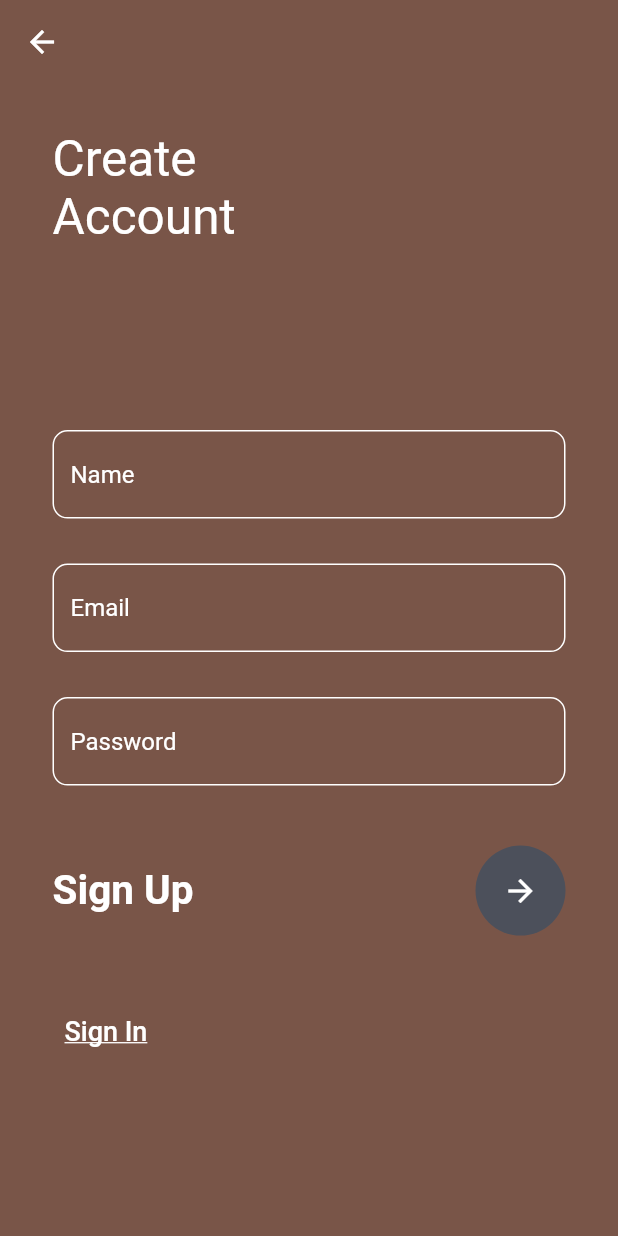
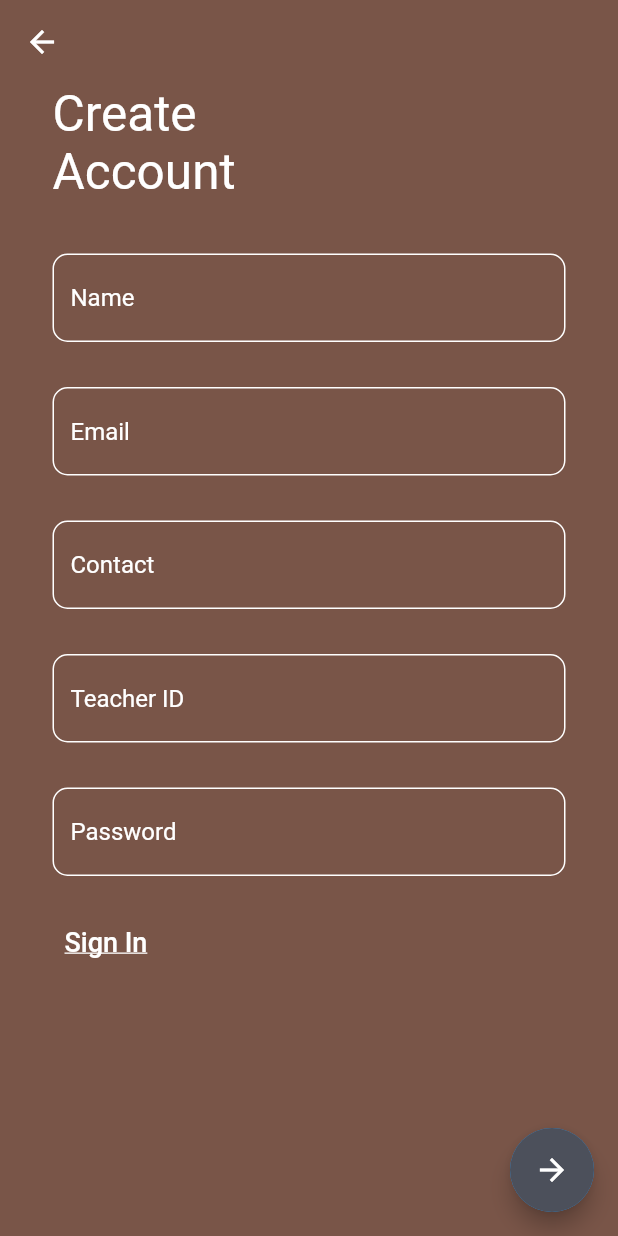
Before and after one commit to SmartShala/SmartShala_frontend-Flutter-, a Flutter app: the RegisterView screen opened by its route, on a phone screen of 412 x 824 dp. Run offline on Flutter 3.47's test engine with Material 2 defaults, Android fonts, the phone set to English and light mode, and no system bars; our stand-ins replace animated_splash_screen, camera, image_picker.

Commit message:
chore: clean up unnecessary widgets and nesting feat: add text controllers fix: api funcs work with json not models

```diff
--- a/lib/Views/addtest.dart
+++ b/lib/Views/addtest.dart
@@ -156,7 +156,7 @@ class _TestDetailsState extends State<TestDetails> {
                                   desc: desc.text,
                                   year: year!,
                                   sec: section!,
-                                  topic: topic.text),
+                                  topic: topic.text).toJson(),
                               apiUrl: 'http://parikshana.live/');
 
                           Navigator.of(context).push(MaterialPageRoute(
--- a/lib/Views/login.dart
+++ b/lib/Views/login.dart
@@ -8,13 +8,15 @@ class LoginView extends StatefulWidget {
 }
 
 class _LoginViewState extends State<LoginView> {
+  final _emailCtrl = TextEditingController();
+  final _passCtrl  = TextEditingController();
+
   @override
   Widget build(BuildContext context) {
     return Scaffold(
       backgroundColor: Colors.blueAccent,
       body: Stack(
         children: [
-          Container(),
           Container(
             padding: const EdgeInsets.only(left: 35, top: 130),
             child: const Text(
@@ -34,6 +36,7 @@ class _LoginViewState extends State<LoginView> {
                     child: Column(
                       children: [
                         TextField(
+                          controller: _emailCtrl,
                           style: const TextStyle(color: Colors.black),
                           autocorrect: false,
                           decoration: InputDecoration(
@@ -48,7 +51,7 @@ class _LoginViewState extends State<LoginView> {
                           height: 30,
                         ),
                         TextField(
-                          style: const TextStyle(),
+                          controller: _passCtrl,
                           autocorrect: false,
                           obscureText: true,
                           decoration: InputDecoration(
@@ -95,7 +98,6 @@ class _LoginViewState extends State<LoginView> {
                               onPressed: () {
                                 Navigator.pushNamed(context, '/register/');
                               },
-                              style: const ButtonStyle(),
                               child: const Text(
                                 'Don\'t have an account? Sign Up',
                                 textAlign: TextAlign.left,
@@ -109,7 +111,7 @@ class _LoginViewState extends State<LoginView> {
                         )
                       ],
                     ),
-                  )
+                  ),
                 ],
               ),
             ),
--- a/lib/Views/register.dart
+++ b/lib/Views/register.dart
@@ -16,26 +16,31 @@ class _RegisterViewState extends State<RegisterView> {
         backgroundColor: Colors.transparent,
         elevation: 0,
       ),
-      body: Stack(
+      floatingActionButton: FloatingActionButton(
+          onPressed: () {},
+          child: CircleAvatar(
+            radius: 30,
+            backgroundColor: const Color(0xff4c505b),
+            child: IconButton(
+                color: Colors.white,
+                onPressed: () {},
+                icon: const Icon(
+                  Icons.arrow_forward,
+                )),
+          )),
+      body: SingleChildScrollView(
+        child: Container(
+          margin: const EdgeInsets.only(left: 35, right: 35),
+          child: Column(
+            crossAxisAlignment: CrossAxisAlignment.start,
             children: [
-          Container(
-            padding: const EdgeInsets.only(left: 35, top: 30),
-            child: const Text(
+              const Text(
                 'Create\nAccount',
                 style: TextStyle(color: Colors.white, fontSize: 33),
               ),
+              const SizedBox(
+                height: 35,
               ),
-          SingleChildScrollView(
-            child: Container(
-              padding: EdgeInsets.only(
-                  top: MediaQuery.of(context).size.height * 0.28),
-              child: Column(
-                crossAxisAlignment: CrossAxisAlignment.start,
-                children: [
-                  Container(
-                    margin: const EdgeInsets.only(left: 35, right: 35),
-                    child: Column(
-                      children: [
               TextField(
                 style: const TextStyle(color: Colors.white),
                 decoration: InputDecoration(
@@ -63,6 +68,7 @@ class _RegisterViewState extends State<RegisterView> {
               TextField(
                 style: const TextStyle(color: Colors.white),
                 autocorrect: false,
+                keyboardType: TextInputType.emailAddress,
                 decoration: InputDecoration(
                     enabledBorder: OutlineInputBorder(
                       borderRadius: BorderRadius.circular(10),
@@ -77,6 +83,55 @@ class _RegisterViewState extends State<RegisterView> {
                       ),
                     ),
                     hintText: "Email",
+                    hintStyle: const TextStyle(color: Colors.white),
+                    border: OutlineInputBorder(
+                      borderRadius: BorderRadius.circular(10),
+                    )),
+              ),
+              const SizedBox(
+                height: 30,
+              ),
+              TextField(
+                style: const TextStyle(color: Colors.white),
+                keyboardType: TextInputType.number,
+                decoration: InputDecoration(
+                    enabledBorder: OutlineInputBorder(
+                      borderRadius: BorderRadius.circular(10),
+                      borderSide: const BorderSide(
+                        color: Colors.white,
+                      ),
+                    ),
+                    focusedBorder: OutlineInputBorder(
+                      borderRadius: BorderRadius.circular(10),
+                      borderSide: const BorderSide(
+                        color: Colors.black,
+                      ),
+                    ),
+                    hintText: "Contact",
+                    hintStyle: const TextStyle(color: Colors.white),
+                    border: OutlineInputBorder(
+                      borderRadius: BorderRadius.circular(10),
+                    )),
+              ),
+              const SizedBox(
+                height: 30,
+              ),
+              TextField(
+                style: const TextStyle(color: Colors.white),
+                decoration: InputDecoration(
+                    enabledBorder: OutlineInputBorder(
+                      borderRadius: BorderRadius.circular(10),
+                      borderSide: const BorderSide(
+                        color: Colors.white,
+                      ),
+                    ),
+                    focusedBorder: OutlineInputBorder(
+                      borderRadius: BorderRadius.circular(10),
+                      borderSide: const BorderSide(
+                        color: Colors.black,
+                      ),
+                    ),
+                    hintText: "Teacher ID",
                     hintStyle: const TextStyle(color: Colors.white),
                     border: OutlineInputBorder(
                       borderRadius: BorderRadius.circular(10),
@@ -106,42 +161,16 @@ class _RegisterViewState extends State<RegisterView> {
                   hintStyle: const TextStyle(color: Colors.white),
                   border: OutlineInputBorder(
                     borderRadius: BorderRadius.circular(10),
-                              )),
+                  ),
+                ),
               ),
               const SizedBox(
-                          height: 40,
+                height: 20,
               ),
-                        Row(
-                          mainAxisAlignment: MainAxisAlignment.spaceBetween,
-                          children: [
-                            const Text(
-                              'Sign Up',
-                              style: TextStyle(
-                                  color: Colors.white,
-                                  fontSize: 27,
-                                  fontWeight: FontWeight.w700),
-                            ),
-                            CircleAvatar(
-                              radius: 30,
-                              backgroundColor: const Color(0xff4c505b),
-                              child: IconButton(
-                                  color: Colors.white,
-                                  onPressed: () {},
-                                  icon: const Icon(
-                                    Icons.arrow_forward,
-                                  )),
-                            )
-                          ],
-                        ),
-                        const SizedBox(
-                          height: 40,
-                        ),
-                        Row(
-                          mainAxisAlignment: MainAxisAlignment.spaceBetween,
-                          children: [
               TextButton(
                 onPressed: () {
-                                Navigator.pop(context);
+                  Navigator.of(context)
+                      .pushNamedAndRemoveUntil('/login/', (route) => false);
                 },
                 style: const ButtonStyle(),
                 child: const Text(
@@ -154,15 +183,8 @@ class _RegisterViewState extends State<RegisterView> {
                 ),
               ),
             ],
-                        )
-                      ],
-                    ),
-                  )
-                ],
           ),
         ),
-          ),
-        ],
       ),
     );
   }
--- a/lib/utils/api_func.dart
+++ b/lib/utils/api_func.dart
@@ -1,10 +1,11 @@
 import 'dart:developer';
 
-void sendDetailsToApi(var model, {required String apiUrl}) {
+void sendDetailsToApi(Map<String, dynamic> json, {required String apiUrl}) {
   // TODO: Send model to api
-  log(model.toJson().toString());
+  log(json.toString());
 }
 
-void fetchApi({required apiUrl}) {
+Map<String, dynamic> fetchApi({required apiUrl}) {
   // TODO: Hit api and fetch response
+  return {};
 }
```
Lines whose indentation alone changed are shown as unchanged.
